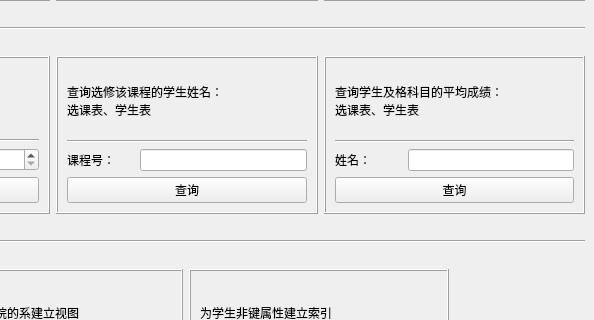
Old version of the form lab1/gui/gui.ui in the repository HIT-SCIR-chichi/hit_db_lab; both pictures show x 357 to 951 and y 196 to 516 of the 951 by 631 pixel window.
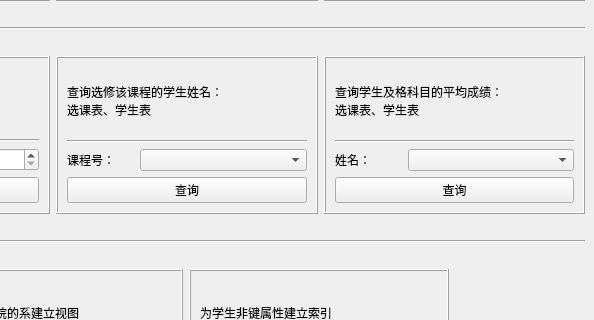
New version of the form.

Commit message: 添加combobox，完善健壮性

Diff of the .ui file:
```diff
--- a/lab1/gui/gui.ui
+++ b/lab1/gui/gui.ui
@@ -635,9 +635,9 @@
             </widget>
            </item>
            <item>
-            <widget class="QLineEdit" name="sc_stu_cnum">
+            <widget class="QComboBox" name="c_num_combobox">
              <property name="sizePolicy">
-              <sizepolicy hsizetype="Expanding" vsizetype="Fixed">
+              <sizepolicy hsizetype="Preferred" vsizetype="Fixed">
                <horstretch>5</horstretch>
                <verstretch>0</verstretch>
               </sizepolicy>
@@ -702,9 +702,9 @@
             </widget>
            </item>
            <item>
-            <widget class="QLineEdit" name="sc_stu_sname">
+            <widget class="QComboBox" name="stu_name_combobox">
              <property name="sizePolicy">
-              <sizepolicy hsizetype="Expanding" vsizetype="Fixed">
+              <sizepolicy hsizetype="Preferred" vsizetype="Fixed">
                <horstretch>5</horstretch>
                <verstretch>0</verstretch>
               </sizepolicy>
```
The commit also changes 2 other files.
